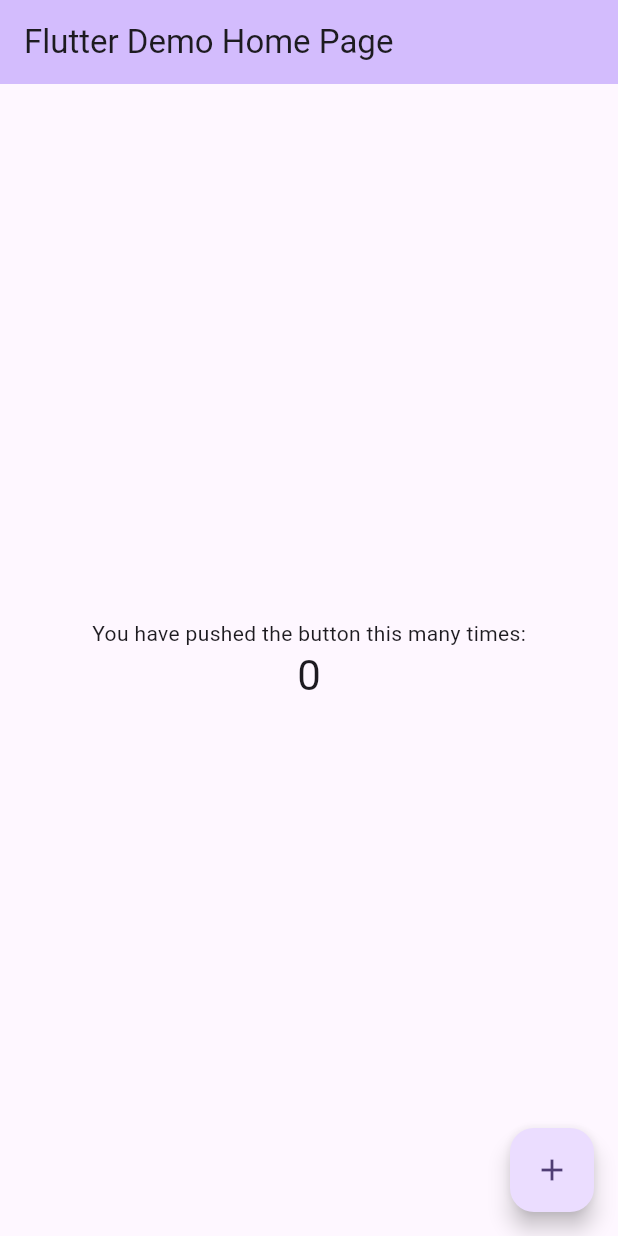
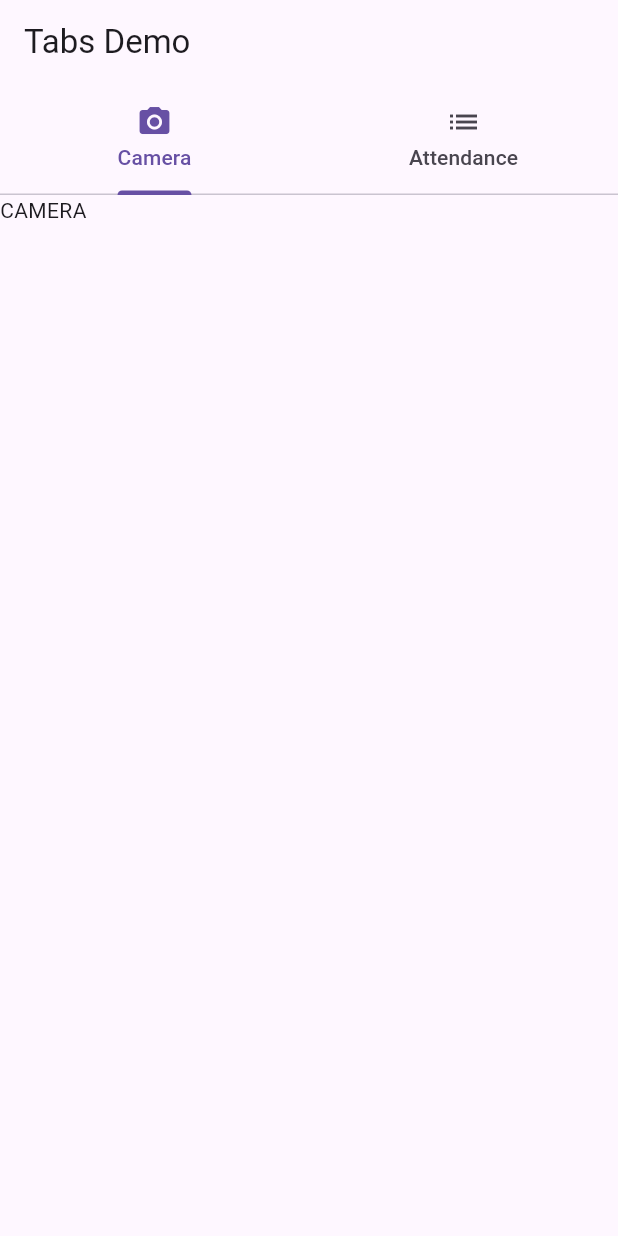
Before and after one commit to keikurono7/quickmark, a Flutter app: the screen it shows after launch, on a phone screen of 412 x 824 dp. Run offline on Flutter 3.47's test engine with Material 3 defaults, Android fonts, the phone set to English and light mode, and no system bars.

Commit message:
second commit

```diff
--- a/lib/main.dart
+++ b/lib/main.dart
@@ -1,4 +1,5 @@
 import 'package:flutter/material.dart';
+import 'package:myapp/pages/tab.dart';
 
 void main() {
   runApp(const MyApp());
@@ -31,93 +32,7 @@ class MyApp extends StatelessWidget {
         colorScheme: ColorScheme.fromSeed(seedColor: Colors.deepPurple),
         useMaterial3: true,
       ),
-      home: const MyHomePage(title: 'Flutter Demo Home Page'),
+      home: Tabs()
     );
   }
 }
-
-class MyHomePage extends StatefulWidget {
-  const MyHomePage({super.key, required this.title});
-
-  // This widget is the home page of your application. It is stateful, meaning
-  // that it has a State object (defined below) that contains fields that affect
-  // how it looks.
-
-  // This class is the configuration for the state. It holds the values (in this
-  // case the title) provided by the parent (in this case the App widget) and
-  // used by the build method of the State. Fields in a Widget subclass are
-  // always marked "final".
-
-  final String title;
-
-  @override
-  State<MyHomePage> createState() => _MyHomePageState();
-}
-
-class _MyHomePageState extends State<MyHomePage> {
-  int _counter = 0;
-
-  void _incrementCounter() {
-    setState(() {
-      // This call to setState tells the Flutter framework that something has
-      // changed in this State, which causes it to rerun the build method below
-      // so that the display can reflect the updated values. If we changed
-      // _counter without calling setState(), then the build method would not be
-      // called again, and so nothing would appear to happen.
-      _counter++;
-    });
-  }
-
-  @override
-  Widget build(BuildContext context) {
-    // This method is rerun every time setState is called, for instance as done
-    // by the _incrementCounter method above.
-    //
-    // The Flutter framework has been optimized to make rerunning build methods
-    // fast, so that you can just rebuild anything that needs updating rather
-    // than having to individually change instances of widgets.
-    return Scaffold(
-      appBar: AppBar(
-        // TRY THIS: Try changing the color here to a specific color (to
-        // Colors.amber, perhaps?) and trigger a hot reload to see the AppBar
-        // change color while the other colors stay the same.
-        backgroundColor: Theme.of(context).colorScheme.inversePrimary,
-        // Here we take the value from the MyHomePage object that was created by
-        // the App.build method, and use it to set our appbar title.
-        title: Text(widget.title),
-      ),
-      body: Center(
-        // Center is a layout widget. It takes a single child and positions it
-        // in the middle of the parent.
-        child: Column(
-          // Column is also a layout widget. It takes a list of children and
-          // arranges them vertically. By default, it sizes itself to fit its
-          // children horizontally, and tries to be as tall as its parent.
-          //
-          // Column has various properties to control how it sizes itself and
-          // how it positions its children. Here we use mainAxisAlignment to
-          // center the children vertically; the main axis here is the vertical
-          // axis because Columns are vertical (the cross axis would be
-          // horizontal).
-          //
-          // TRY THIS: Invoke "debug painting" (choose the "Toggle Debug Paint"
-          // action in the IDE, or press "p" in the console), to see the
-          // wireframe for each widget.
-          mainAxisAlignment: MainAxisAlignment.center,
-          children: <Widget>[
-            const Text('You have pushed the button this many times:'),
-            Text(
-              '$_counter',
-              style: Theme.of(context).textTheme.headlineMedium,
-            ),
-          ],
-        ),
-      ),
-      floatingActionButton: FloatingActionButton(
-        onPressed: _incrementCounter,
-        tooltip: 'Increment',
-        child: const Icon(Icons.add),
-      ), // This trailing comma makes auto-formatting nicer for build methods.
-    );
-  }
-}
--- /dev/null
+++ b/lib/pages/attendance.dart
@@ -0,0 +1,12 @@
+import 'package:flutter/material.dart';
+
+class AttendanceScreen extends StatelessWidget {
+  const AttendanceScreen({super.key});
+
+  @override
+  Widget build(BuildContext context) {
+    return Scaffold(
+      body: Text("Attendance"),
+    );
+  }
+}
--- /dev/null
+++ b/lib/pages/camera.dart
@@ -0,0 +1,12 @@
+import 'package:flutter/material.dart';
+
+class CameraScreen extends StatelessWidget {
+  const CameraScreen({super.key});
+
+  @override
+  Widget build(BuildContext context) {
+    return Scaffold(
+      body: Text("CAMERA"),
+    );
+  }
+}
--- /dev/null
+++ b/lib/pages/tab.dart
@@ -0,0 +1,34 @@
+import 'package:flutter/material.dart';
+import 'camera.dart';
+import 'attendance.dart';
+
+
+class Tabs extends StatelessWidget {
+  const Tabs ({super.key});
+
+  @override
+  Widget build(BuildContext context) {
+    return MaterialApp(
+      home: DefaultTabController(
+        length: 2,
+        child: Scaffold(
+          appBar: AppBar(
+            bottom: const TabBar(
+              tabs: [
+                Tab(icon: Icon(Icons.camera_alt), text: "Camera",),
+                Tab(icon: Icon(Icons.list), text: "Attendance",),
+              ],
+            ),
+            title: const Text('Tabs Demo'),
+          ),
+          body: const TabBarView(
+            children: [
+              CameraScreen(),
+              AttendanceScreen(),
+            ],
+          ),
+        ),
+      ),
+    );
+  }
+}
```
